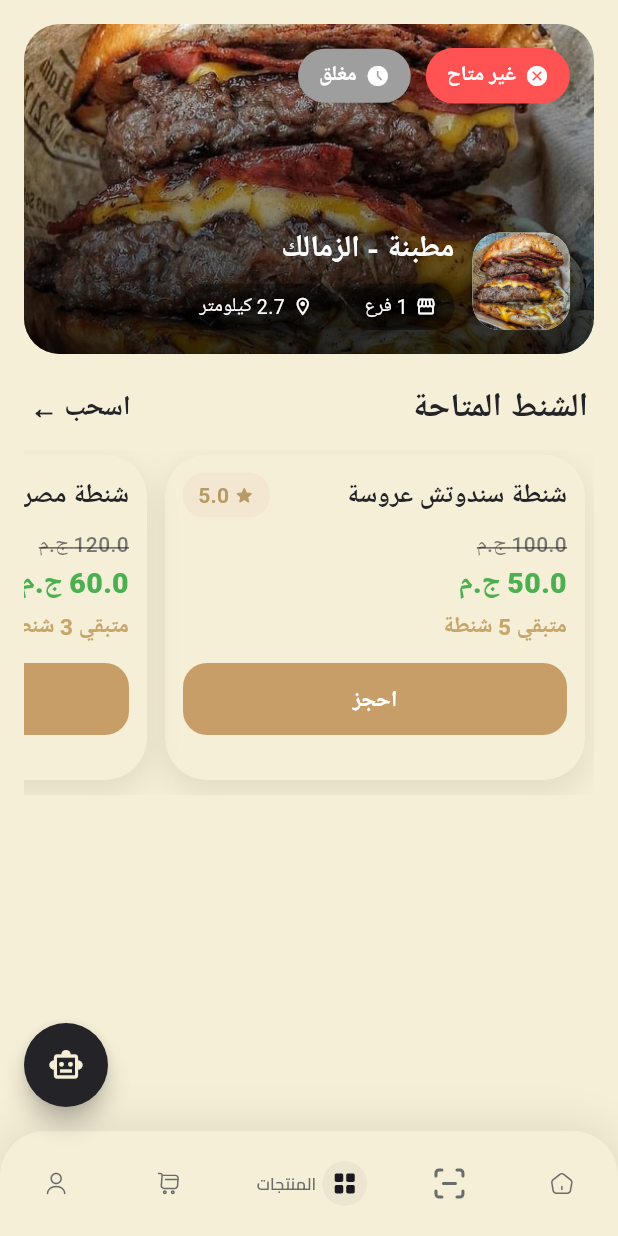
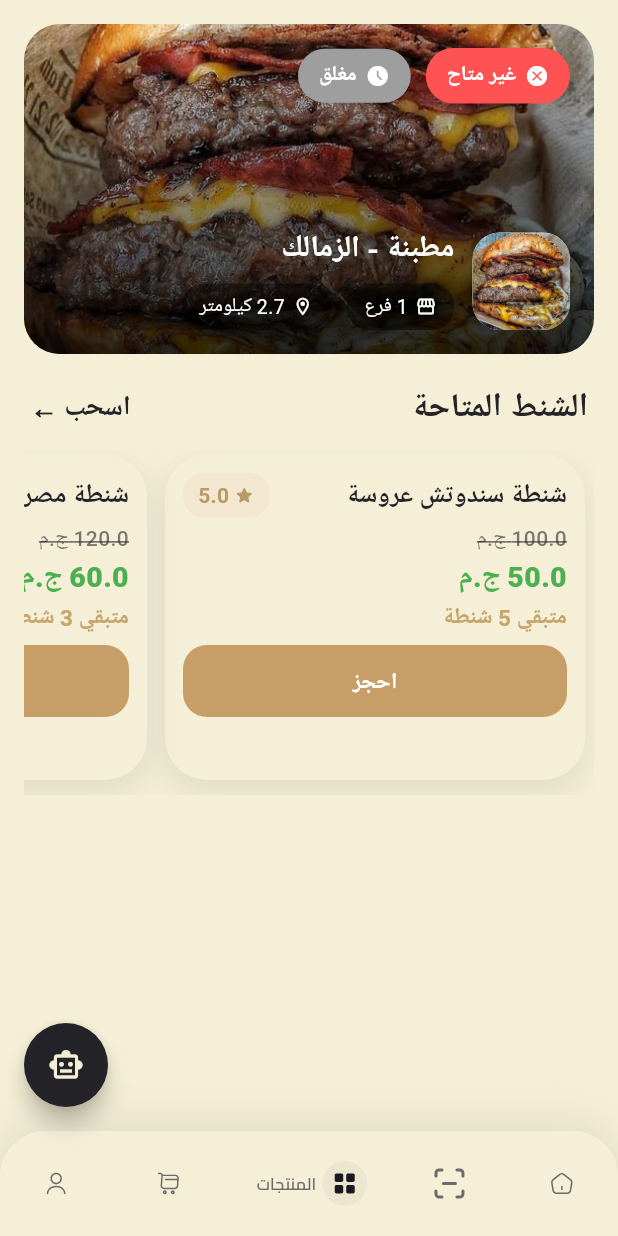
Before and after one commit to youssef336/CiC_final_project, a Flutter app: the MainView screen opened by its route, item 3 of the bottom bar chosen, on a phone screen of 412 x 824 dp. Run offline on Flutter 3.47's test engine with Material 3 defaults, Android fonts, the phone set to English and light mode, and no system bars; our stand-ins replace bloc, cloud_firestore, dartz, dots_indicator, equatable, firebase_auth and 10 more; missing offline and left inert: flutter_facebook_auth, flutter_paypal_payment, tflite_flutter; accounts and stored records are empty; network calls fail.

Commit message:
Update settings and improve UI components
- Added Java configuration to settings.json
- Enhanced BagCard widget with clipping and text overflow handling
- Updated ProductsSuccess state to include a timestamp
- Modified home_view_body to limit displayed products
- Changed navigation from HomeView to MainView in splash_view_body
- Adjusted product loading in main.dart with restaurant limit
- Updated pubspec.lock with new package versions

```diff
--- a/lib/core/widgets/bag_card.dart
+++ b/lib/core/widgets/bag_card.dart
@@ -39,6 +39,7 @@ class BagCard extends StatelessWidget {
 
     return Container(
       width: width,
+      clipBehavior: Clip.hardEdge,
 
       margin: const EdgeInsets.only(left: 6, top: 3, right: 6, bottom: 10),
       padding: const EdgeInsets.all(12),
@@ -66,6 +67,8 @@ class BagCard extends StatelessWidget {
               Expanded(
                 child: Text(
                   title,
+                  maxLines: 1,
+                  overflow: TextOverflow.ellipsis,
                   style: TextStyle(
                     fontWeight: FontWeight.w800,
                     fontSize: 17,
@@ -104,7 +107,7 @@ class BagCard extends StatelessWidget {
             ],
           ),
 
-          const SizedBox(height: 8),
+          const SizedBox(height: 4),
 
           Text(
             '${oldPrice.toStringAsFixed(1)} ${S.of(context)!.bagCurrencySuffix}',
@@ -131,7 +134,7 @@ class BagCard extends StatelessWidget {
             ),
           ),
 
-          const SizedBox(height: 4),
+          const SizedBox(height: 2),
 
           Text(
             S.of(context)!.bagCardBagsLeft(bagsLeft.toString()),
@@ -142,7 +145,7 @@ class BagCard extends StatelessWidget {
             ),
           ),
 
-          const SizedBox(height: 14),
+          const SizedBox(height: 8),
 
           SizedBox(
             width: double.infinity,
--- a/lib/features/home/presentation/manager/cubits/products/products_state.dart
+++ b/lib/features/home/presentation/manager/cubits/products/products_state.dart
@@ -13,10 +13,11 @@ class ProductsLoading extends ProductsState {}
 
 class ProductsSuccess extends ProductsState {
   final List<ProductEntity> products;
-  ProductsSuccess(this.products);
+  final DateTime _timestamp;
+  ProductsSuccess(this.products) : _timestamp = DateTime.now();
 
   @override
-  List<Object?> get props => [products];
+  List<Object?> get props => [products, _timestamp];
 }
 
 class ProductsFailure extends ProductsState {
--- a/lib/features/home/presentation/views/widgets/home_view_body.dart
+++ b/lib/features/home/presentation/views/widgets/home_view_body.dart
@@ -149,12 +149,9 @@ class _HomeViewBodyState extends State<HomeViewBody> {
                       return const Center(child: CircularProgressIndicator());
                     }
 
-                    final allProducts = state is ProductsSuccess
+                    final products = state is ProductsSuccess
                         ? state.products
                         : <ProductEntity>[];
-
-                    // أخذ 3 منتجات فقط كما طلبت
-                    final products = allProducts.take(3).toList();
 
                     if (products.isEmpty && state is ProductsSuccess) {
                       return const Center(child: Text("لا يوجد منتجات متاحة"));
--- a/lib/features/splash/presentation/views/widgets/splash_view_body.dart
+++ b/lib/features/splash/presentation/views/widgets/splash_view_body.dart
@@ -3,7 +3,7 @@ import 'package:mysterybag/constant.dart';
 import 'package:mysterybag/core/services/firebase_auth_services.dart';
 import 'package:mysterybag/core/services/shared_preferences_singletone.dart';
 import 'package:mysterybag/features/auth/presentation/views/Sign_in_view.dart';
-import 'package:mysterybag/features/home/presentation/views/home_view.dart';
+import 'package:mysterybag/features/home/presentation/views/main_view.dart';
 
 import '../../../../onBoarding/presentation/views/on_boarding.dart';
 
@@ -48,7 +48,7 @@ class _SplashViewBodyState extends State<SplashViewBody>
             var isLoggedIn = FirebaseAuthServices().isUserLoggedIn();
             if (isLoggedIn) {
               // User is logged in, navigate to home
-              Navigator.pushReplacementNamed(context, HomeView.routeName);
+              Navigator.pushReplacementNamed(context, MainView.routeName);
             } else {
               // User is not logged in, navigate to sign-in
               Navigator.pushReplacementNamed(context, SigninView.routeName);
--- a/lib/main.dart
+++ b/lib/main.dart
@@ -72,7 +72,8 @@ Future<void> main() async {
           BlocProvider(create: (_) => ThemeCubit()),
           BlocProvider(create: (_) => CartCubit()),
           BlocProvider(
-            create: (_) => ProductsCubit(getIt<ProductRepo>())..loadProducts(),
+            create: (_) => ProductsCubit(getIt<ProductRepo>())
+              ..loadProducts(restaurantLimit: KHomeResturantLimit),
           ),
         ],
         child: MysteryBag(fakeCart: fakeCart),
```
Also changed, not shown: pubspec.lock.
